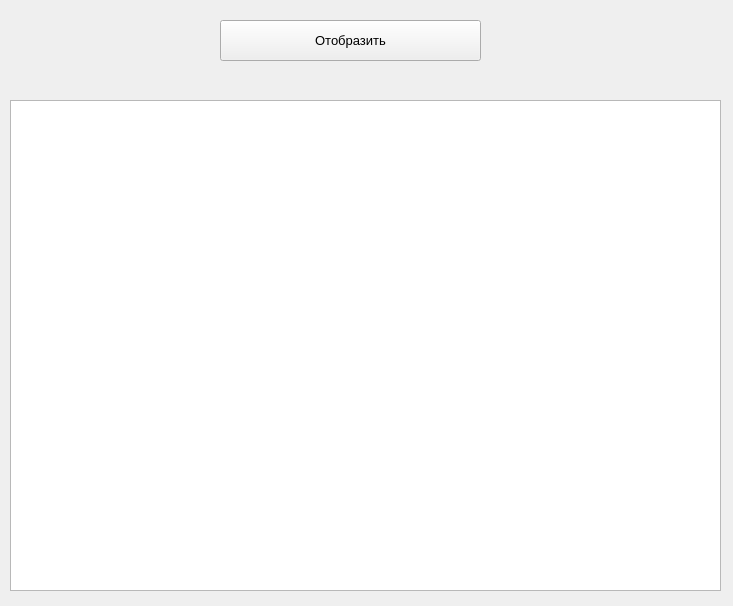
Qt form main.ui (OgurecRoman/coffee) before a commit.
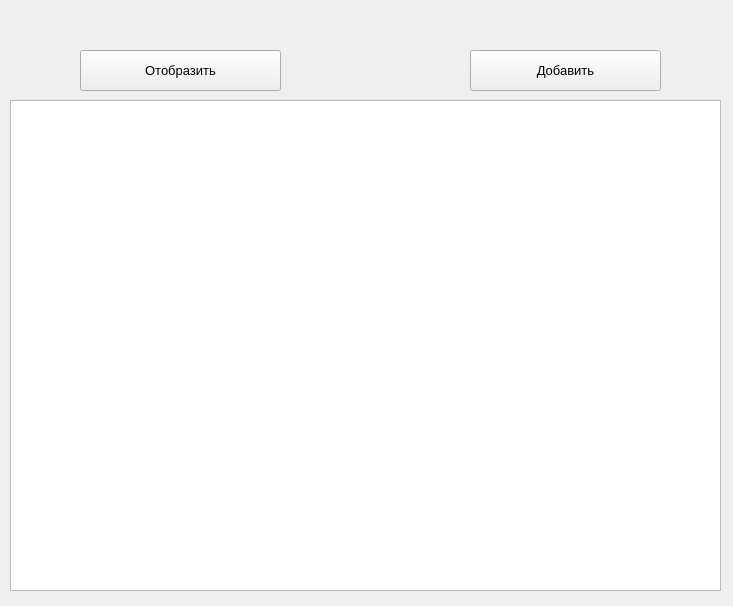
The same form after that commit.

What changed in the file:
```diff
--- a/main.ui
+++ b/main.ui
@@ -16,9 +16,9 @@
   <widget class="QPushButton" name="pushButton">
    <property name="geometry">
     <rect>
-     <x>220</x>
-     <y>20</y>
-     <width>261</width>
+     <x>80</x>
+     <y>50</y>
+     <width>201</width>
      <height>41</height>
     </rect>
    </property>
@@ -41,6 +41,24 @@
     </rect>
    </property>
   </widget>
+  <widget class="QPushButton" name="pushButton_2">
+   <property name="geometry">
+    <rect>
+     <x>470</x>
+     <y>50</y>
+     <width>191</width>
+     <height>41</height>
+    </rect>
+   </property>
+   <property name="font">
+    <font>
+     <pointsize>10</pointsize>
+    </font>
+   </property>
+   <property name="text">
+    <string>Добавить</string>
+   </property>
+  </widget>
  </widget>
  <resources/>
  <connections/>
```
